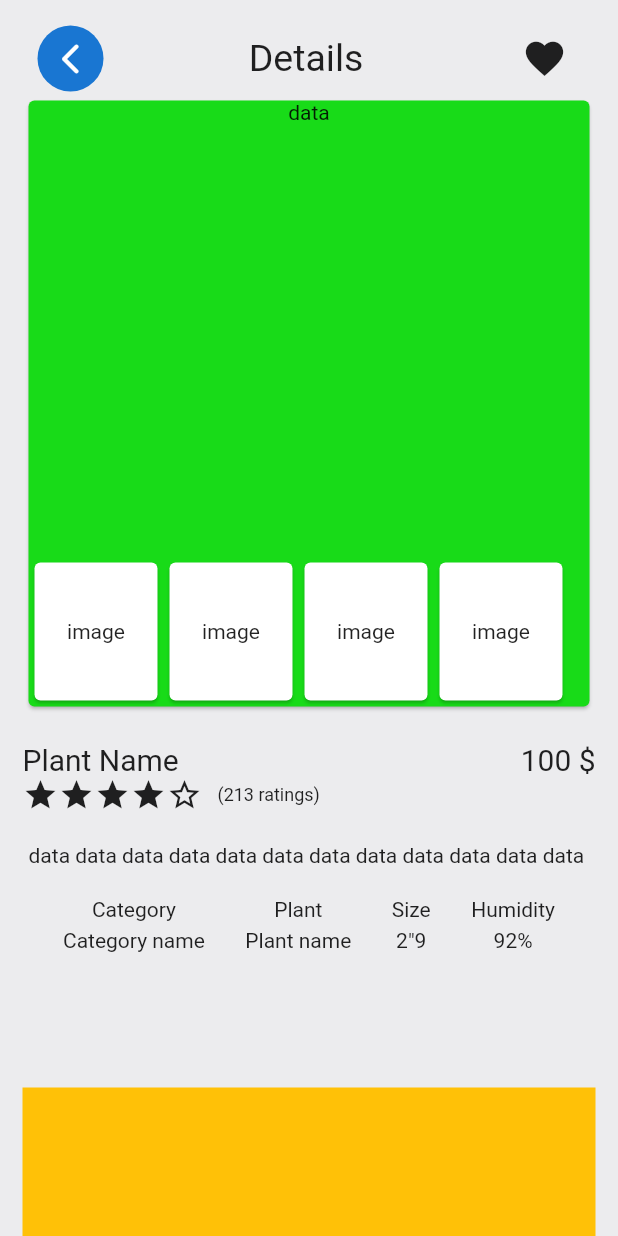
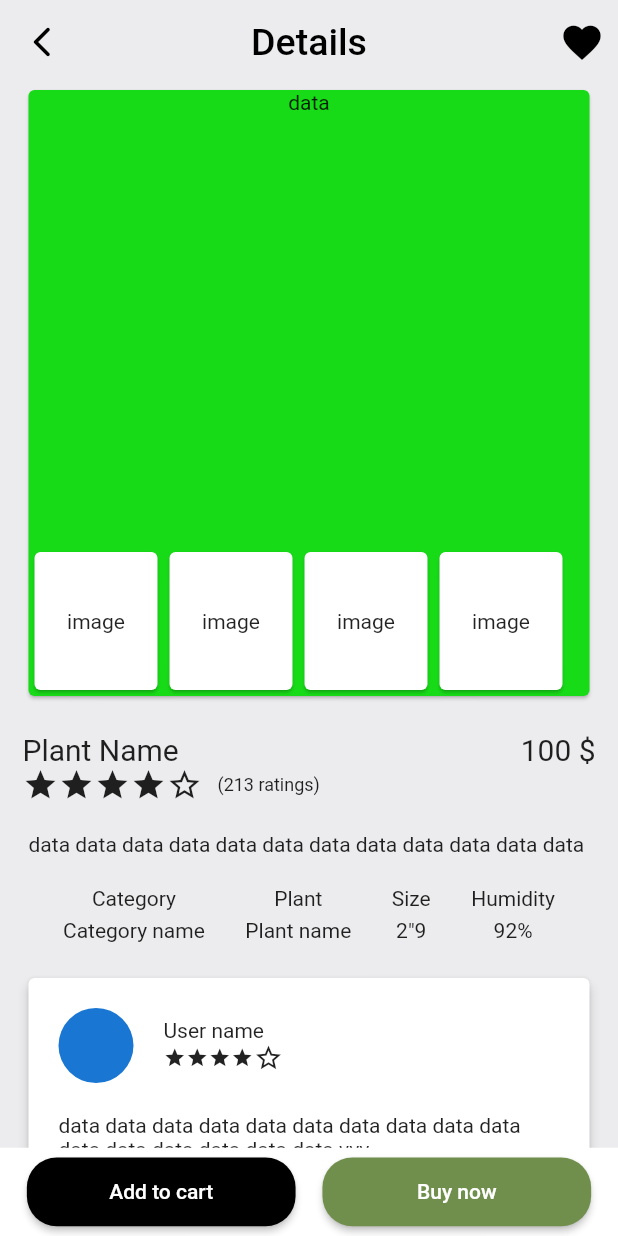
Before and after one commit to Vyshnav-Anchery/ecommerce_project, a Flutter app: the screen it shows after launch, after a tap on an icon or button, on a phone screen of 412 x 824 dp. Run offline on Flutter 3.47's test engine with Material 2 defaults, Android fonts, the phone set to English and light mode, and no system bars; our stand-ins replace flutter_bloc.

Commit message:
product details screen done

```diff
--- /dev/null
+++ b/lib/core/constants/app_constants.dart
@@ -0,0 +1,7 @@
+import 'package:flutter/material.dart';
+
+class AppConstants {
+  static String appName = "BloomBay";
+  static String details = "Details";
+
+}
--- a/lib/core/constants/app_texts.dart
+++ /dev/null
@@ -1,6 +0,0 @@
-import 'package:flutter/material.dart';
-
-class AppTextConstants {
-  static String appName="BloomBay";
-  static String details="Details";
-}
--- /dev/null
+++ b/lib/core/utils/common widgets/custom_elevated_button.dart
@@ -0,0 +1,26 @@
+import 'package:flutter/material.dart';
+
+class CustomElevatedButton extends StatelessWidget {
+  final String text;
+  final Color color;
+  final void Function() onPressed;
+  const CustomElevatedButton(
+      {super.key,
+      required this.text,
+      required this.onPressed,
+      required this.color});
+
+  @override
+  Widget build(BuildContext context) {
+    return ElevatedButton(
+        style: ButtonStyle(
+            shape: MaterialStatePropertyAll(RoundedRectangleBorder(
+                borderRadius: BorderRadius.circular(20))),
+            fixedSize: MaterialStatePropertyAll(Size(
+                MediaQuery.sizeOf(context).width / 2.3,
+                MediaQuery.sizeOf(context).height / 18)),
+            backgroundColor: MaterialStatePropertyAll(color)),
+        onPressed: () {},
+        child: Text(text));
+  }
+}
--- a/lib/features/home_screen/presentation/bloc/home_bloc.dart
+++ b/lib/features/home_screen/presentation/bloc/home_bloc.dart
@@ -1,4 +1,5 @@
 import 'dart:async';
+import 'dart:developer';
 import 'package:flutter_bloc/flutter_bloc.dart';
 part 'home_event.dart';
 part 'home_state.dart';
@@ -18,6 +19,7 @@ class HomeBloc extends Bloc<HomeEvent, HomeState> {
   FutureOr<void> homeCategoryClickedEvent(
       HomeCategoryClickedEvent event, Emitter<HomeState> emit) {
     selectedIndex = event.selected;
+    log(selectedIndex.toString());
     emit(HomeCategoryChangedActionState());
   }
 }
--- a/lib/features/home_screen/presentation/pages/homescreen.dart
+++ b/lib/features/home_screen/presentation/pages/homescreen.dart
@@ -1,8 +1,7 @@
-import 'package:ecommerce_project/core/constants/app_texts.dart';
+import 'package:ecommerce_project/core/constants/app_constants.dart';
 import 'package:ecommerce_project/features/home_screen/presentation/widges/categories_list.dart';
 import 'package:ecommerce_project/features/home_screen/presentation/widges/products.dart';
 import 'package:flutter/material.dart';
-
 import '../widges/offer_card.dart';
 
 class HomePage extends StatelessWidget {
@@ -12,19 +11,22 @@ class HomePage extends StatelessWidget {
   Widget build(BuildContext context) {
     return Scaffold(
       appBar: AppBar(
-        title: Text(AppTextConstants.appName),
+        title: Text(AppConstants.appName),
       ),
-      body: Column(
+      body: LayoutBuilder(builder: (context, child) {
+        return Column(
           children: [
             SizedBox(
               height: MediaQuery.sizeOf(context).height / 8,
               child: const OfferCardWidget(),
             ),
+            const SizedBox(height: 20),
             const AllCategoriesList(),
             const SizedBox(height: 20),
             const Expanded(child: ProductsList()),
           ],
-      ),
+        );
+      }),
     );
   }
 }
--- a/lib/features/home_screen/presentation/widges/categories_list.dart
+++ b/lib/features/home_screen/presentation/widges/categories_list.dart
@@ -15,7 +15,6 @@ class AllCategoriesList extends StatelessWidget {
       buildWhen: (previous, current) => current is! HomeActionState,
       listener: (context, state) {
         if (state is HomeCategoryChangedActionState) {
-          print(homeBloc.selectedIndex);
           homeBloc.add(HomeInitialEvent());
         }
       },
--- a/lib/features/home_screen/presentation/widges/products.dart
+++ b/lib/features/home_screen/presentation/widges/products.dart
@@ -9,11 +9,10 @@ class ProductsList extends StatelessWidget {
     return GridView.builder(
       // ignore: prefer_const_constructors
       gridDelegate: SliverGridDelegateWithMaxCrossAxisExtent(
-        maxCrossAxisExtent:
-            MediaQuery.sizeOf(context).width / 2, // Number of items per row
+        maxCrossAxisExtent: MediaQuery.sizeOf(context).width / 2,
         crossAxisSpacing: 8.0,
         mainAxisSpacing: 8.0,
-        childAspectRatio: .7, // Aspect ratio of each item
+        childAspectRatio: .7,
       ),
       itemCount: 10, // Total number of items
       itemBuilder: (context, index) {
--- a/lib/features/product_details/presentation/pages/product_details.dart
+++ b/lib/features/product_details/presentation/pages/product_details.dart
@@ -1,50 +1,44 @@
-import 'package:ecommerce_project/core/constants/app_texts.dart';
 import 'package:ecommerce_project/features/product_details/presentation/widgets/plant_description.dart';
 import 'package:ecommerce_project/features/product_details/presentation/widgets/product_image_card.dart';
 import 'package:ecommerce_project/features/product_details/presentation/widgets/reviews.dart';
 import 'package:flutter/material.dart';
+import '../widgets/custom_floating_button.dart';
+import '../widgets/sliver_appbar.dart';
 
 class ProductDetails extends StatelessWidget {
   const ProductDetails({super.key});
 
   @override
   Widget build(BuildContext context) {
+    double floatingButtonHeight = MediaQuery.sizeOf(context).height / 14;
     return Scaffold(
-      body: SingleChildScrollView(
-        child: Padding(
-          padding: const EdgeInsets.symmetric(horizontal: 15, vertical: 15),
-          child: Column(
-            children: [
-              SizedBox(height: MediaQuery.of(context).padding.top),
-              Padding(
-                padding: const EdgeInsets.symmetric(horizontal: 10),
-                child: Row(
-                  mainAxisAlignment: MainAxisAlignment.spaceBetween,
-                  children: [
-                    const CircleAvatar(
-                        radius: 22,
-                        child: Icon(Icons.arrow_back_ios_new_rounded)
-                        // IconButton(
-                        //     onPressed: () {},
-                        //     icon: const ),
-                        ),
-                    Text(AppTextConstants.details,
-                        style: const TextStyle(fontSize: 25)),
-                    IconButton(
-                        onPressed: () {},
-                        icon: const Icon(
-                          Icons.favorite,
-                          size: 30,
-                        )),
-                  ],
-                ),
+      floatingActionButtonLocation: FloatingActionButtonLocation.centerDocked,
+      floatingActionButton: CustomFloatingButton(height: floatingButtonHeight),
+      body: CustomScrollView(
+        slivers: [
+          const SlIverAppbarWidget(),
+          SliverToBoxAdapter(
+            child: Padding(
+              padding: EdgeInsets.only(
+                  // top: MediaQuery.of(context).padding.top,
+                  left: 15,
+                  right: 15,
+                  bottom: floatingButtonHeight),
+              child: const Column(
+                children: [
+                  // SizedBox(height: MediaQuery.of(context).padding.top),
+                  ProductImageCard(),
+                  ProductDescription(),
+                  SizedBox(height: 20),
+                  ProductReviews(),
+                  // SizedBox(
+                  //     height: MediaQuery.sizeOf(context).height -
+                  //         (floatingButtonHeight))
+                ],
               ),
-              const ProductImageCard(),
-              const ProductDescription(),
-              const ProductReviews()
-            ],
+            ),
           ),
-        ),
+        ],
       ),
     );
   }
--- /dev/null
+++ b/lib/features/product_details/presentation/widgets/custom_floating_button.dart
@@ -0,0 +1,35 @@
+import 'package:ecommerce_project/core/constants/app_theme.dart';
+import 'package:ecommerce_project/core/utils/common%20widgets/custom_elevated_button.dart';
+import 'package:flutter/material.dart';
+
+class CustomFloatingButton extends StatelessWidget {
+  final double height;
+  const CustomFloatingButton({
+    super.key,
+    required this.height,
+  });
+
+  @override
+  Widget build(BuildContext context) {
+    return Container(
+      height: height,
+      width: MediaQuery.sizeOf(context).width,
+      color: Colors.white,
+      child: Row(
+        mainAxisAlignment: MainAxisAlignment.spaceEvenly,
+        children: [
+          CustomElevatedButton(
+            color: Colors.black,
+            text: "Add to cart",
+            onPressed: () {},
+          ),
+          CustomElevatedButton(
+            color: AppThemeConstants.offerCardColor,
+            text: "Buy now",
+            onPressed: () {},
+          ),
+        ],
+      ),
+    );
+  }
+}
--- a/lib/features/product_details/presentation/widgets/plant_description.dart
+++ b/lib/features/product_details/presentation/widgets/plant_description.dart
@@ -6,7 +6,6 @@ class ProductDescription extends StatelessWidget {
   @override
   Widget build(BuildContext context) {
     return SizedBox(
-      height: 250,
       width: MediaQuery.sizeOf(context).width,
       child: const Column(children: [
         SizedBox(height: 20),
--- a/lib/features/product_details/presentation/widgets/reviews.dart
+++ b/lib/features/product_details/presentation/widgets/reviews.dart
@@ -5,10 +5,63 @@ class ProductReviews extends StatelessWidget {
 
   @override
   Widget build(BuildContext context) {
-    return Container(
-      color: Colors.amber,
+    return SizedBox(
       width: MediaQuery.sizeOf(context).width,
       height: 300,
+      child: const Card(
+          elevation: 3,
+          child: Padding(
+        padding: EdgeInsets.all(20),
+        child: Column(
+          crossAxisAlignment: CrossAxisAlignment.center,
+          children: [
+            Row(
+              mainAxisAlignment: MainAxisAlignment.start,
+              children: [
+                CircleAvatar(radius: 25),
+                SizedBox(width: 20),
+                Column(
+                  crossAxisAlignment: CrossAxisAlignment.start,
+                  children: [
+                    Text("User name"),
+                    Row(
+                      children: [
+                        Icon(Icons.star, size: 15),
+                        Icon(Icons.star, size: 15),
+                        Icon(Icons.star, size: 15),
+                        Icon(Icons.star, size: 15),
+                        Icon(Icons.star_border_outlined, size: 20),
+                      ],
+                    ),
+                  ],
+                ),
+              ],
+            ),
+            SizedBox(height: 20),
+            Text(
+                "data data data data data data data data data data data data data data data data vvv"),
+            SizedBox(height: 20),
+            Row(
+              children: [
+                SizedBox(
+                  height: 90,
+                  width: 80,
+                  child: Card(
+                    child: Icon(Icons.camera),
+                  ),
+                ),
+                SizedBox(
+                  height: 90,
+                  width: 80,
+                  child: Card(
+                    child: Icon(Icons.camera),
+                  ),
+                ),
+              ],
+            )
+          ],
+        ),
+      )),
     );
   }
 }
--- /dev/null
+++ b/lib/features/product_details/presentation/widgets/sliver_appbar.dart
@@ -0,0 +1,39 @@
+import 'package:flutter/material.dart';
+
+import '../../../../core/constants/app_constants.dart';
+
+class SlIverAppbarWidget extends StatelessWidget {
+  const SlIverAppbarWidget({
+    super.key,
+  });
+
+  @override
+  Widget build(BuildContext context) {
+    return SliverAppBar(
+      backgroundColor: Theme.of(context).scaffoldBackgroundColor,
+      floating: false,
+      centerTitle: true,
+      leading:
+          // const CircleAvatar(
+          //     radius: 10, child: Icon(Icons.arrow_back_ios_new_rounded)
+          IconButton(
+              onPressed: () {},
+              icon: const Icon(
+                Icons.arrow_back_ios_new_rounded,
+                color: Colors.black,
+              )),
+      // ),
+      title: Text(AppConstants.details,
+          style: const TextStyle(fontSize: 25, color: Colors.black)),
+      actions: [
+        IconButton(
+            onPressed: () {},
+            icon: const Icon(
+              Icons.favorite,
+              size: 30,
+              color: Colors.black,
+            )),
+      ],
+    );
+  }
+}
```
Lines whose indentation alone changed are shown as unchanged.
